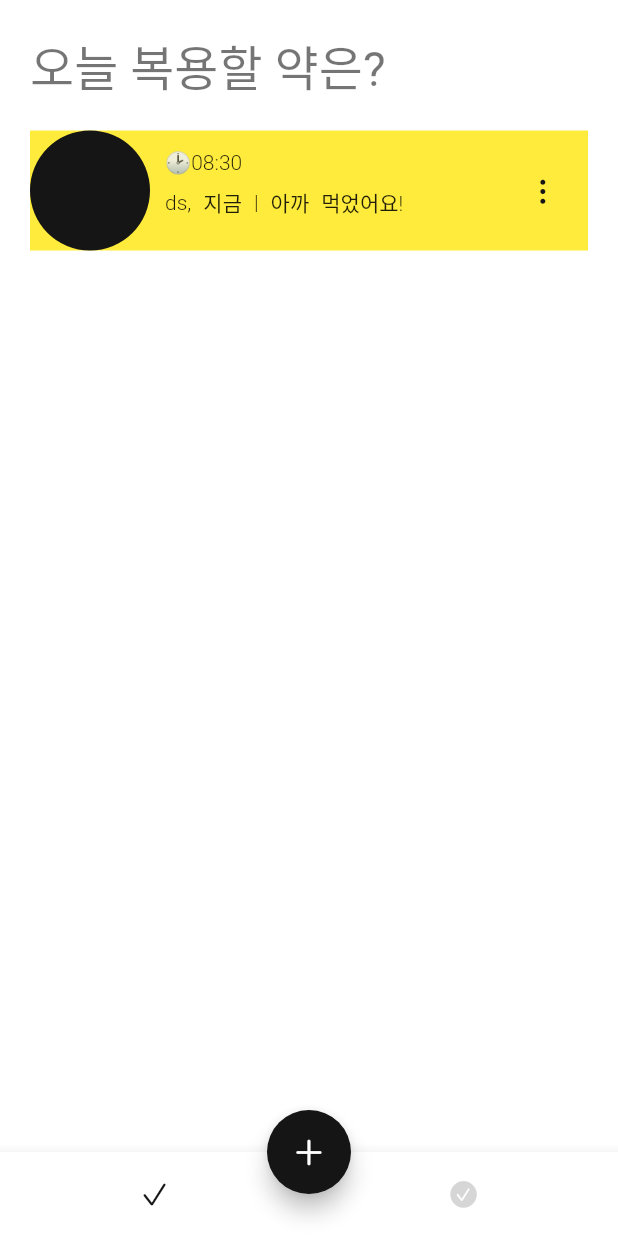
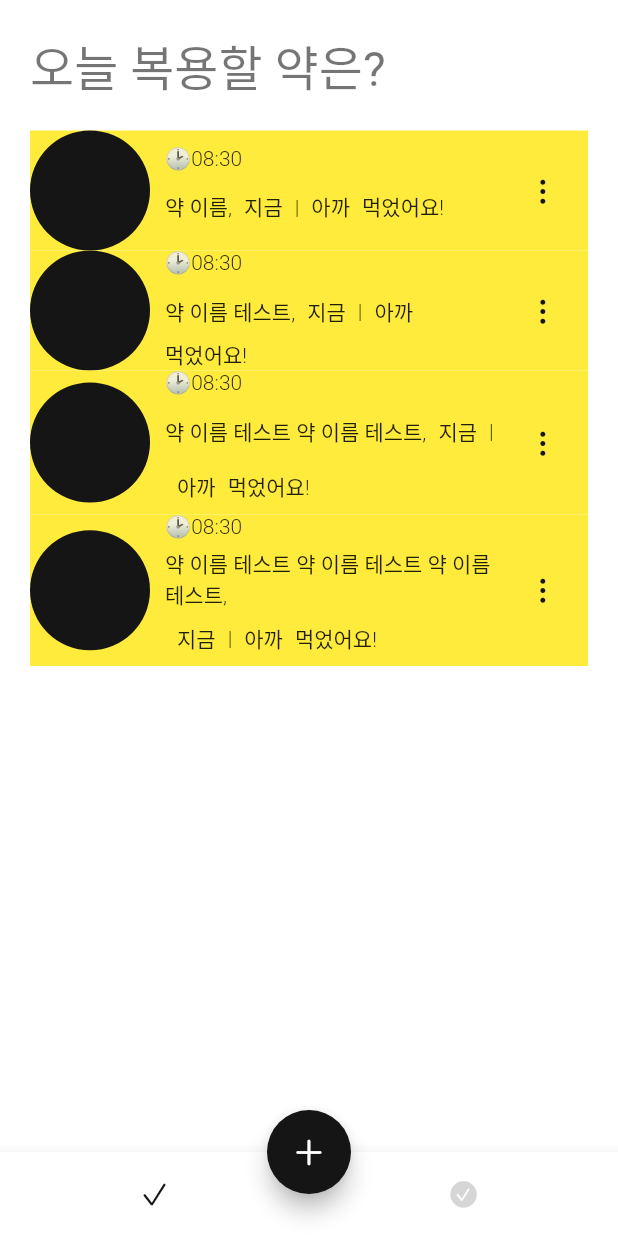
Before and after one commit to Juwon-Yun/Take-a-Pill, a Flutter app: the screen it shows after launch, on a phone screen of 412 x 824 dp. Run offline on Flutter 3.47's test engine with Material 2 defaults, Android fonts, the phone set to English and light mode, and no system bars; our stand-ins replace flutter_local_notifications, flutter_native_timezone, hive, hive_flutter, image_picker, permission_handler and 1 more; accounts and stored records are empty; Roboto replaces fonts that are missing (GmarketSansTTF).

Commit message:
feat: ListView.builder

```diff
--- a/lib/pages/home_page.dart
+++ b/lib/pages/home_page.dart
@@ -16,7 +16,7 @@ class HomePage  extends StatefulWidget {
 class _HomePageState extends State<HomePage> {
   int _currentIdx = 0;
   final _pages = [
-    const TodayPage(),
+    TodayPage(),
     const HistoryPage(),
   ];
 
--- a/lib/pages/today/today_page.dart
+++ b/lib/pages/today/today_page.dart
@@ -3,7 +3,14 @@ import 'package:flutter/material.dart';
 import 'package:flutter_app/components/custom_constants.dart';
 
 class TodayPage extends StatelessWidget {
-  const TodayPage({Key? key}) : super(key: key);
+  TodayPage({Key? key}) : super(key: key);
+
+  final list = [
+    '약 이름',
+    '약 이름 테스트',
+    '약 이름 테스트 약 이름 테스트',
+    '약 이름 테스트 약 이름 테스트 약 이름 테스트',
+  ];
 
   @override
   Widget build(BuildContext context) {
@@ -13,14 +20,24 @@ class TodayPage extends StatelessWidget {
       children: [
         Text('오늘 복용할 약은?', style: Theme.of(context).textTheme.headline4,),
         const SizedBox(height:  regularSpace),
-        Expanded(child: ListView(
-          children: [
-            MedicineListTile(name: "ds",),
-            // ListTile은 커스텀이 복잡해 직접 그린다.
-            // ListTile(),
-
-          ],
-        )),
+        Expanded(
+          // child: ListView(
+          //   children: const [
+          //     MedicineListTile(name: '약'),
+          //     MedicineListTile(name: '약 이름'),
+          //     MedicineListTile(name: '약 이름 테스트'),
+          //     MedicineListTile(name: '약 이름 테스트 약 이름 테스트'),
+          //     MedicineListTile(name: '약 이름 테스트 약 이름 테스트 약 이름 테스트'),
+          //     // ListTile은 커스텀이 복잡해 직접 그린다.
+          //     // ListTile(),
+          // ],
+          child: ListView.builder(
+            // scroll overflow 방지
+            itemCount: list.length,
+            itemBuilder: (context, idx){
+              return MedicineListTile(name: list[idx]);
+            }),
+        ),
       ],
     );
   }
@@ -41,19 +58,25 @@ class MedicineListTile extends StatelessWidget {
       child: Row(children: [
         CupertinoButton(padding: EdgeInsets.zero ,onPressed: (){},child: CircleAvatar(radius: 40,)),
         const SizedBox(width: smallSpace),
+        // 스크롤 디테일
+        const Divider(height: 1, thickness: 2.0),
         Expanded(
           child: Column(
             crossAxisAlignment: CrossAxisAlignment.start,
             children: [
               Text('🕑08:30', style: textStyle),
-              Row(children: [
-                Text('$name,', style: textStyle,),
-                TileActionButton(title: '지금', onTap: () {  },),
-                Text('|',style: textStyle,),
-                TileActionButton(title: '아까', onTap: () {  },),
-                Text('먹었어요!', style: textStyle,),
-
-              ],)
+              const SizedBox(height: 6),
+              Wrap(
+                // wrap 전용 배치
+                crossAxisAlignment: WrapCrossAlignment.center,
+                children: [
+                  Text('$name,', style: textStyle,),
+                  TileActionButton(title: '지금', onTap: () {  },),
+                  Text('|',style: textStyle,),
+                  TileActionButton(title: '아까', onTap: () {  },),
+                  Text('먹었어요!', style: textStyle,),
+                ]
+              )
             ],
           )),
         CupertinoButton(onPressed: (){} ,child: const Icon(CupertinoIcons.ellipsis_vertical)),
```
